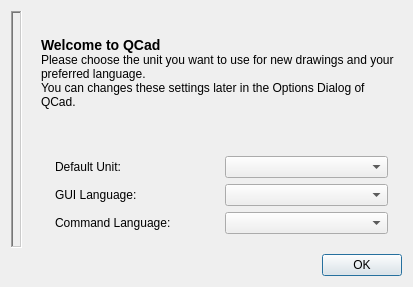
Above: src/ui/forms/qg_dlginitial.ui from LibreCAD/LibreCAD before the change. Below: the same form after it.
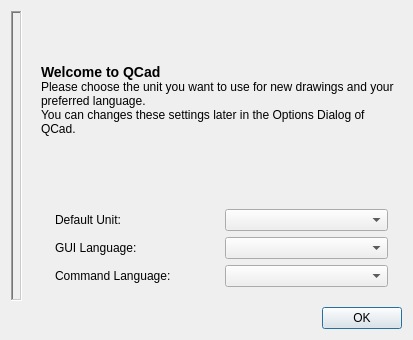
That is the form after the change. Icons and pictures are not drawn.

Commit message: The layout of the intial setup dialog (after first start) is broken, at least under Windowmaker. Hight was increased, this should be ok for other systems.

Patch:
```diff
--- a/src/ui/forms/qg_dlginitial.ui
+++ b/src/ui/forms/qg_dlginitial.ui
@@ -7,7 +7,7 @@
     <x>0</x>
     <y>0</y>
     <width>413</width>
-    <height>287</height>
+    <height>340</height>
    </rect>
   </property>
   <property name="windowTitle">
```
